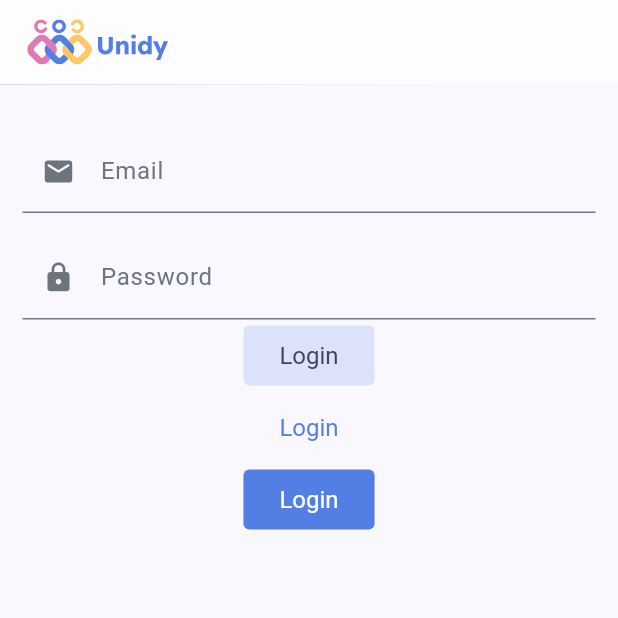
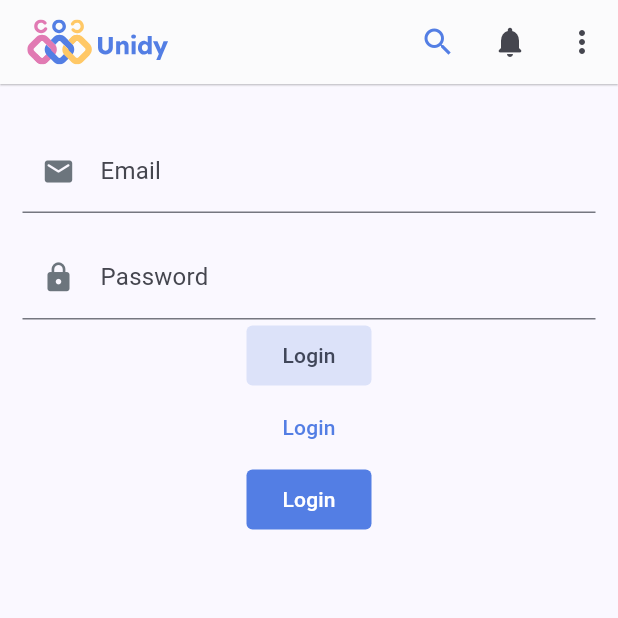
Before and after one commit to thoaikun/unidy_mobile, a Flutter app: the screen it shows after launch, on a phone screen of 412 x 824 dp, the top half of it. Run offline on Flutter 3.47's test engine with Material 2 defaults, Android fonts, the phone set to English and light mode, and no system bars; our stand-ins replace flutter_svg, google_fonts; project files that could hold a hidden picture were left out.

Commit message:
Update themeData variable, remove all input element, create search delegate

```diff
--- a/lib/main.dart
+++ b/lib/main.dart
@@ -1,10 +1,7 @@
 import 'package:flutter/material.dart';
-import 'package:flutter_svg/flutter_svg.dart';
-import 'package:unidy_mobile/config/config_color_scheme.dart';
-import 'package:unidy_mobile/widgets/button/filled_button.dart';
-import 'package:unidy_mobile/widgets/button/filled_tonal_button.dart';
-import 'package:unidy_mobile/widgets/button/text_button.dart';
+import 'package:unidy_mobile/config/config_theme.dart';
 import 'package:unidy_mobile/widgets/input/input.dart';
+import 'package:unidy_mobile/widgets/navigation/main_top_app_bar.dart';
 
 void main() {
   runApp(const MyApp());
@@ -18,10 +15,7 @@
   Widget build(BuildContext context) {
     return MaterialApp(
       title: 'Flutter Demo',
-      theme: ThemeData(
-        colorScheme: unidyColorScheme,
-        useMaterial3: true,
-      ),
+      theme: unidyThemeData,
       home: const MyHomePage(title: 'Flutter Demo Home Page'),
     );
   }
@@ -40,21 +34,13 @@
   Widget build(BuildContext context) {
     // This method is rerun every time setState is called, for instance as done
     // by the _incrementCounter method above.
+
     //
     // The Flutter framework has been optimized to make rerunning build methods
     // fast, so that you can just rebuild anything that needs updating rather
-    // than having to individually change instances of widgets.
+    // than having to individually change instances f widgets.
     return Scaffold(
-      appBar: AppBar(
-        elevation: 0.2,
-        backgroundColor: Colors.white,
-        shadowColor: Theme.of(context).colorScheme.shadow,
-        title: SvgPicture.asset(
-          'assets/imgs/logo/logo_2.svg',
-          width: 100,
-          height: 30,
-        ),
-      ),
+      appBar: MainTopAppBar().render(context),
       body: Padding(
         padding: const EdgeInsets.symmetric(vertical: 30, horizontal: 15),
         child: Column(
@@ -74,16 +60,16 @@
               icon: Icon(Icons.lock, size: 22,),
               enableBorder: false,
             ),
-            UnidyFilledTonalButton(
-              text: 'Login',
+            FilledButton.tonal(
+              child: const Text('Login'),
               onPressed: () => print('hii'),
             ),
-            UnidyTextButton(
-              text: 'Login',
+            TextButton(
+              child: const Text('Login'),
               onPressed: () => print('hii'),
             ),
-            UnidyFilledButton(
-              text: 'Login',
+            FilledButton(
+              child: const Text('Login'),
               onPressed: () => print('hii'),
             )
           ],
--- a/lib/utils/utils_font._builder.dart
+++ b/lib/utils/utils_font._builder.dart
@@ -10,7 +10,6 @@ class FontBuilder {
   FontBuilder({required this.option}) {
     object = GoogleFonts.readexPro(
       fontWeight: option.fontWeight,
-      fontSize: option.fontSize,
       color: option.color,
     );
   }
--- a/lib/widgets/button/filled_button.dart
+++ /dev/null
@@ -1,45 +0,0 @@
-import 'package:flutter/material.dart';
-import 'package:unidy_mobile/config/config_color.dart';
-import 'package:unidy_mobile/config/config_font.dart';
-import 'package:unidy_mobile/utils/utils_font._builder.dart';
-
-class UnidyFilledButton extends StatelessWidget {
-  final String text;
-  final void Function()? onPressed;
-  final double? width;
-  final double? height;
-
-  const UnidyFilledButton({ Key? key, required this.text, this.onPressed, this.height, this.width }) : super(key: key);
-
-  ButtonStyle getButtonStyle() {
-    return ButtonStyle(
-      textStyle: MaterialStatePropertyAll(FontBuilder(option: BodyRegular.fs16).font),
-      overlayColor: MaterialStateProperty.resolveWith<Color>(
-        (Set<MaterialState> states) {
-          if (states.contains(MaterialState.pressed)) {
-            return PrimaryColor.primary700;
-          }
-          return PrimaryColor.primary500;
-        }
-      ),
-      shape: MaterialStatePropertyAll(
-        RoundedRectangleBorder(
-          borderRadius: BorderRadius.circular(4)
-        )
-      )
-    );
-  }
-
-  @override
-  Widget build(BuildContext context){
-    return SizedBox(
-      width: width,
-      height: height,
-      child: FilledButton(
-        style: getButtonStyle(),
-        onPressed: onPressed,
-        child: Text(text),
-      ),
-    );
-  }
-}
--- a/lib/widgets/button/filled_tonal_button.dart
+++ /dev/null
@@ -1,45 +0,0 @@
-import 'package:flutter/material.dart';
-import 'package:unidy_mobile/config/config_color.dart';
-import 'package:unidy_mobile/config/config_font.dart';
-import 'package:unidy_mobile/utils/utils_font._builder.dart';
-
-class UnidyFilledTonalButton extends StatelessWidget {
-  final String text;
-  final void Function()? onPressed;
-  final double? width;
-  final double? height;
-
-  const UnidyFilledTonalButton({ Key? key, required this.text, this.onPressed, this.height, this.width }) : super(key: key);
-
-  ButtonStyle getButtonStyle() {
-    return ButtonStyle(
-      textStyle: MaterialStatePropertyAll(FontBuilder(option: BodyRegular.fs16).font),
-      overlayColor: MaterialStateProperty.resolveWith<Color>(
-        (Set<MaterialState> states) {
-          if (states.contains(MaterialState.pressed)) {
-            return PrimaryColor.primary400;
-          }
-          return PrimaryColor.primary100;
-        }
-      ),
-      shape: MaterialStatePropertyAll(
-        RoundedRectangleBorder(
-          borderRadius: BorderRadius.circular(4)
-        )
-      )
-    );
-  }
-
-  @override
-  Widget build(BuildContext context){
-    return SizedBox(
-      width: width,
-      height: height,
-      child: FilledButton.tonal(
-        style: getButtonStyle(),
-        onPressed: onPressed,
-        child: Text(text),
-      ),
-    );
-  }
-}
--- a/lib/widgets/button/text_button.dart
+++ /dev/null
@@ -1,53 +0,0 @@
-import 'package:flutter/material.dart';
-import 'package:unidy_mobile/config/config_font.dart';
-import 'package:unidy_mobile/utils/utils_font._builder.dart';
-
-class TextButtonStyle extends ButtonStyle {
-  final FontBuilder fontBuilder = FontBuilder(option: BodyRegular.fs16);
-
-  @override
-  MaterialStateProperty<OutlinedBorder?> get shape => MaterialStatePropertyAll(
-    RoundedRectangleBorder(
-      borderRadius: BorderRadius.circular(4),
-    )
-  );
-
-  @override
-  MaterialStateProperty<TextStyle?> get textStyle => MaterialStatePropertyAll(
-    fontBuilder.font
-  );
-}
-
-class UnidyTextButton extends StatelessWidget {
-  final String text;
-  final void Function()? onPressed;
-  final double? width;
-  final double? height;
-
-  const UnidyTextButton({ Key? key, required this.text, this.onPressed, this.height, this.width }) : super(key: key);
-
-  ButtonStyle getButtonStyle() {
-    return ButtonStyle(
-      textStyle: MaterialStatePropertyAll(FontBuilder(option: BodyRegular.fs16).font),
-      shape: MaterialStatePropertyAll(
-        RoundedRectangleBorder(
-          borderRadius: BorderRadius.circular(4),
-        )
-      )
-    );
-  }
-
-
-  @override
-  Widget build(BuildContext context){
-    return SizedBox(
-      width: width,
-      height: height,
-      child: TextButton(
-        style: getButtonStyle(),
-        onPressed: onPressed,
-        child: Text(text),
-      ),
-    );
-  }
-}
--- a/lib/widgets/input/input.dart
+++ b/lib/widgets/input/input.dart
@@ -1,7 +1,5 @@
 import 'package:flutter/material.dart';
 import 'package:unidy_mobile/config/config_color.dart';
-import 'package:unidy_mobile/config/config_font.dart';
-import 'package:unidy_mobile/utils/utils_font._builder.dart';
 
 enum InputType {
   text,
@@ -36,11 +34,8 @@ class Input extends StatelessWidget {
   InputDecoration getInputDecoration() {
     return InputDecoration(
       labelText: label,
-      labelStyle: FontBuilder(option: BodyRegular.fs16).setColor(TextColor.textColor300).font,
-      floatingLabelStyle: FontBuilder(option: BodyRegular.fs14).setColor(PrimaryColor.primary500).font,
 
       hintText: placeholder,
-      hintStyle: FontBuilder(option: BodyRegular.fs16).setLetterSpacing(0.8).setColor(TextColor.textColor200).font,
 
       prefixIcon: icon,
       prefixIconColor: MaterialStateColor.resolveWith(
@@ -78,7 +73,6 @@ class Input extends StatelessWidget {
       decoration: getInputDecoration(),
       keyboardType: numberKeyboard ? TextInputType.number : TextInputType.text,
       textAlignVertical: TextAlignVertical.center,
-      style: FontBuilder(option: BodyRegular.fs16).setLetterSpacing(0.8).font,
       autofocus: autoFocus,
       readOnly: readOnly,
       obscureText: type == InputType.password,
--- /dev/null
+++ b/lib/widgets/navigation/main_top_app_bar.dart
@@ -0,0 +1,46 @@
+import 'package:flutter/material.dart';
+import 'package:flutter_svg/flutter_svg.dart';
+import 'package:unidy_mobile/config/config_color.dart';
+import 'package:unidy_mobile/config/config_theme.dart';
+import 'package:unidy_mobile/widgets/search/search_delegate.dart';
+
+class MainTopAppBar {
+
+  void _handleClick(String value) {
+    print(value);
+  }
+
+  AppBar render(BuildContext context) {
+    return AppBar(
+      elevation: 0.5,
+      backgroundColor: Colors.white,
+      shadowColor: unidyColorScheme.shadow,
+      title: SvgPicture.asset(
+        'assets/imgs/logo/logo_2.svg',
+        width: 100,
+        height: 30,
+      ),
+      actions: [
+        IconButton(
+            onPressed: () => showSearch(context: context, delegate: UnidySearchDelegate()),
+            icon: const Icon(Icons.search, color: PrimaryColor.primary500)
+        ),
+        IconButton(
+            onPressed: () {},
+            icon: const Icon(Icons.notifications_rounded)
+        ),
+        PopupMenuButton(
+          onSelected: _handleClick,
+          itemBuilder: (BuildContext context) {
+            return {'Logout', 'Settings'}.map((String choice) {
+              return PopupMenuItem<String>(
+                value: choice,
+                child: Text(choice),
+              );
+            }).toList();
+          }
+        )
+      ],
+    );
+  }
+}
```
Also changed, not shown: lib/config/config_color_scheme.dart (deleted, +0 -8 lines), lib/config/config_font.dart (+6 -81 lines), lib/config/config_theme.dart (added, +66 -0 lines), lib/widgets/button/outline_button.dart (deleted, +0 -55 lines), lib/widgets/search/search_delegate.dart (added, +74 -0 lines).
